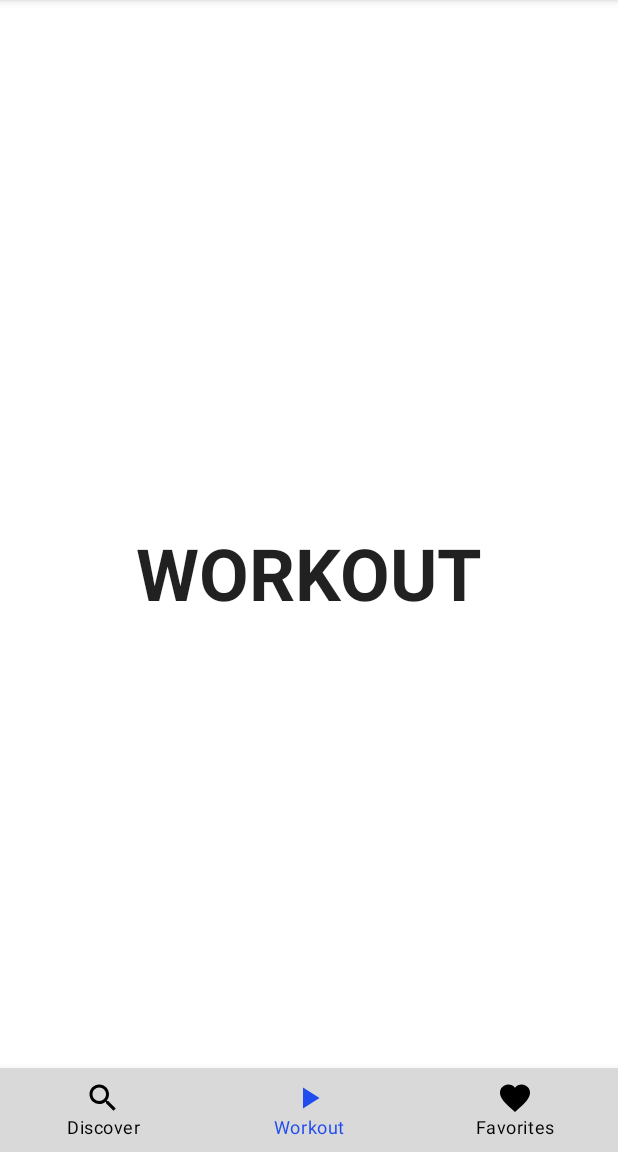
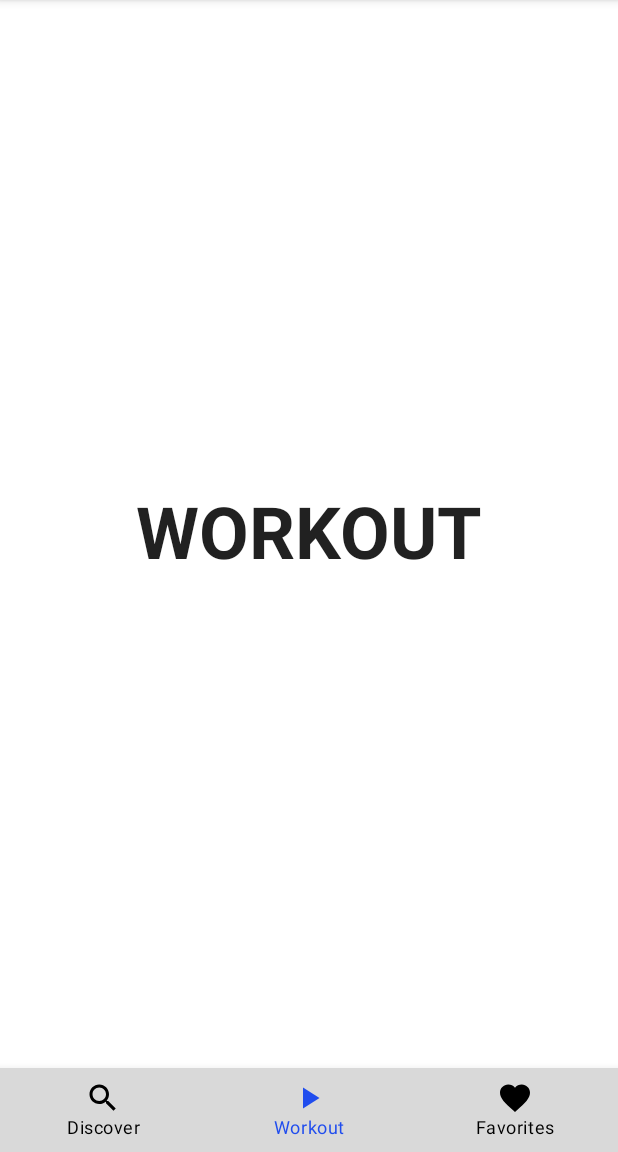
Before and after one commit to herculesHCI/HerculesMobile, an Android app built with Jetpack Compose: the HomeScreen screen opened through its navigation route, item 2 of the bottom bar chosen, on a phone screen of 412 x 824 dp, the part 84-1236 px from its top. Run offline under Robolectric (Android 15) with nearby library versions, the phone set to English and light mode, and no system bars.

Commit message:
Nav bar mejorado

```diff
--- a/app/src/main/java/com/example/ejemploclase/Home/HomeScreen.kt
+++ b/app/src/main/java/com/example/ejemploclase/Home/HomeScreen.kt
@@ -1,12 +1,15 @@
 package com.example.ejemploclase.Home
 
 
+import androidx.compose.foundation.layout.Box
 import androidx.compose.foundation.layout.RowScope
+import androidx.compose.foundation.layout.padding
 import androidx.compose.material.*
 import androidx.compose.material.icons.Icons
 import androidx.compose.material.icons.filled.Settings
 import androidx.compose.runtime.Composable
 import androidx.compose.runtime.getValue
+import androidx.compose.ui.Modifier
 import androidx.compose.ui.graphics.Color
 import androidx.compose.ui.graphics.Color.Companion.Black
 import androidx.compose.ui.graphics.Color.Companion.Blue
@@ -23,28 +26,31 @@ import com.example.ejemploclase.graphs.HomeNavGraph
 @Composable
 fun HomeScreen(navController: NavHostController = rememberNavController()) {
     Scaffold(
-        topBar= { TopBar() },
+        topBar = { TopBar() },
         bottomBar = { BottomBar(navController = navController) }
-    ) {
-        HomeNavGraph(navController = navController)
+    ) { innerPadding ->
+        Box(modifier = Modifier.padding(innerPadding)) {
+            HomeNavGraph(navController = navController)
+        }
     }
 }
 
 @Composable
-fun TopBar(){
+fun TopBar() {
     TopAppBar(
         backgroundColor = MaterialTheme.colors.primary,
-        title = { Text( text = "Hercules") },
+        title = { Text(text = "Hercules") },
         actions = {
             IconButton(onClick = { /*TODO*/ }) {
                 Icon(
-                    imageVector = Icons.Default.Settings ,
+                    imageVector = Icons.Default.Settings,
                     contentDescription = null,
                 ) //Ver Como  mover hacia la derecha
             }
         }
     )
 }
+
 @Composable
 fun BottomBar(navController: NavHostController) {
     val screens = listOf(
```
